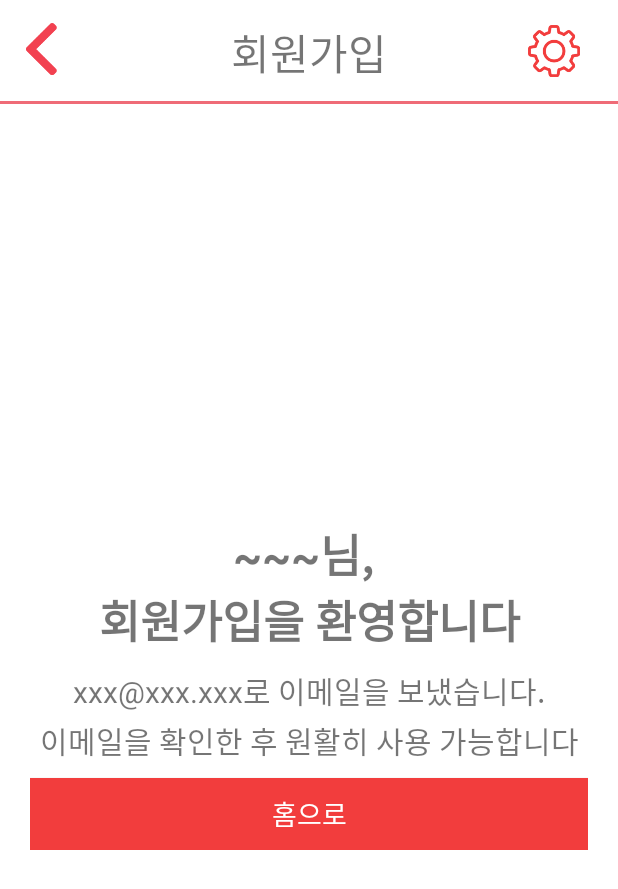
After one commit to IT-SSU/pypy, an Android app: the layout join_email_chk.xml on its own in the app's theme, with its tools: preview values and no code run, on a phone screen of 412 x 824 dp. The commit adds this screen. Shown: the top 889 px of the screen. Run offline under Robolectric (Android 15) with nearby library versions, the phone set to English and light mode, and no system bars; network calls fail.

Commit message:
이메일 체크 안내 xml
되는지 테스트 해보아야함 회원가입이 안되서 일단 완료만..

```diff
--- a/ppiyongppiyong4/app/src/main/AndroidManifest.xml
+++ b/ppiyongppiyong4/app/src/main/AndroidManifest.xml
@@ -117,6 +117,10 @@
                 android:name=".PW_find"
                 android:screenOrientation="portrait">
         </activity>
+        <activity
+                android:name=".JoinEmailChk"
+                android:screenOrientation="portrait">
+        </activity>
 
         <activity
                 android:name=".ScreenOffExActivity"
--- /dev/null
+++ b/ppiyongppiyong4/app/src/main/java/com/cookandroid/kotlinapp/JoinEmailChk.kt
@@ -0,0 +1,48 @@
+package com.cookandroid.kotlinapp
+
+import android.content.Intent
+import android.support.v7.app.AppCompatActivity
+import android.os.Bundle
+import com.android.volley.Request
+import com.android.volley.Response
+import com.android.volley.toolbox.JsonObjectRequest
+import kotlinx.android.synthetic.main.header.*
+import kotlinx.android.synthetic.main.join_ok.*
+import kotlinx.android.synthetic.main.main.*
+import org.json.JSONObject
+import java.util.HashMap
+
+class JoinEmailChk : Common() {
+    override fun onCreate(savedInstanceState: Bundle?) {
+        super.onCreate(savedInstanceState)
+        setContentView(R.layout.join_ok)
+        txtHeaderTitle.text="회원 이메일 확인";
+        val url = "http://61.84.24.251:49090/siren/userinfo"
+        val params = HashMap<String, String>()
+        var email = intent.getStringExtra("email")
+        params["email"] = email
+        val jsonObject = JSONObject(params)
+
+        btnHome.setOnClickListener {
+            startActivity(Intent(this,Main::class.java))
+        }
+        val request = JsonObjectRequest(Request.Method.POST,url,jsonObject,
+            Response.Listener { response ->
+                // Process the json
+                try {
+                    println(" Response: $response")
+                    txtJoinWelcome.setText(response.getString("name")+"님, \n회원가입을 환영합니다")
+                    txtJoinInfo.setText(email+"로 이메일을 보냈습니다.")
+                }catch (e:Exception){
+                    println(" Exception: $e")
+                    //txtPw.text = "Exception: $e"
+                }
+
+            }, Response.ErrorListener{
+                // Error in request
+                println(" Volley error: $it")
+                //txtId.text = "Volley error: $it"
+            }
+        )
+    }
+}
--- /dev/null
+++ b/ppiyongppiyong4/app/src/main/res/layout/join_email_chk.xml
@@ -0,0 +1,67 @@
+<?xml version="1.0" encoding="utf-8"?>
+<android.support.constraint.ConstraintLayout
+        xmlns:android="http://schemas.android.com/apk/res/android"
+        xmlns:tools="http://schemas.android.com/tools"
+        xmlns:app="http://schemas.android.com/apk/res-auto"
+        android:layout_width="match_parent"
+        android:layout_height="match_parent"
+        tools:context=".JoinOk">
+        <android.support.constraint.ConstraintLayout
+                android:layout_width="match_parent"
+                android:layout_height="match_parent"
+                style="@style/wrap">
+            <include
+                    layout="@layout/header"
+                    android:id="@+id/header"
+                    app:layout_constraintStart_toStartOf="parent"
+                    app:layout_constraintTop_toTopOf="parent"
+                    app:layout_constraintEnd_toEndOf="parent"
+            />
+            <android.support.constraint.ConstraintLayout
+                    android:layout_width="match_parent"
+                    android:layout_height="wrap_content"
+                    android:padding="20dp"
+                    app:layout_constraintTop_toBottomOf="@+id/header"
+                    app:layout_constraintStart_toStartOf="parent"
+                    app:layout_constraintEnd_toEndOf="parent" android:id="@+id/constraintLayout"
+                    app:layout_constraintBottom_toBottomOf="parent">
+                <LinearLayout
+                        android:layout_width="match_parent"
+                        android:orientation="vertical" android:id="@+id/linearLayout4"
+                        app:layout_constraintStart_toStartOf="parent"
+                        app:layout_constraintEnd_toEndOf="parent"
+                        app:layout_constraintTop_toTopOf="parent"
+                        android:layout_marginTop="20dp" android:layout_height="wrap_content">
+                    <TextView
+                            android:text="@string/join_welcome"
+                            android:textSize="30sp"
+                            android:textStyle="bold"
+                            android:paddingBottom="10dp"
+                            android:textAlignment="center"
+                            android:layout_width="match_parent"
+                            android:layout_height="wrap_content"
+                            android:id="@+id/txtJoinWelcome"/>
+                    <TextView
+                            android:text="xxx@xxx.xxx로 이메일을 보냈습니다."
+                            android:textSize="20sp"
+                            android:paddingBottom="3dp"
+                            android:textAlignment="center"
+                            android:layout_width="match_parent"
+                            android:layout_height="wrap_content"
+                            android:id="@+id/txtJoinInfo"
+                            app:layout_constraintTop_toBottomOf="@id/txtJoinWelcome"/>
+                    <TextView
+                            android:text="이메일을 확인한 후 원활히 사용 가능합니다"
+                            android:textSize="20sp"
+                            android:textAlignment="center"
+                            android:layout_width="match_parent"
+                            android:layout_height="wrap_content"/>
+                    <Button
+                            android:text="@string/go_home"
+                            style="@style/basic_btn"
+                            android:id="@+id/btnHome" android:background="@color/colorMain"
+                            app:layout_constraintTop_toBottomOf="@+id/txtPw" />
+                </LinearLayout>
+            </android.support.constraint.ConstraintLayout>
+        </android.support.constraint.ConstraintLayout>
+</android.support.constraint.ConstraintLayout>
--- a/ppiyongppiyong4/app/src/main/res/values/strings.xml
+++ b/ppiyongppiyong4/app/src/main/res/values/strings.xml
@@ -52,4 +52,5 @@
     <string name="on">On</string>
     <string name="off">Off</string>
     <string name="disconnect">연결 중지</string>
+    <string name="go_home">홈으로</string>
 </resources>
```
